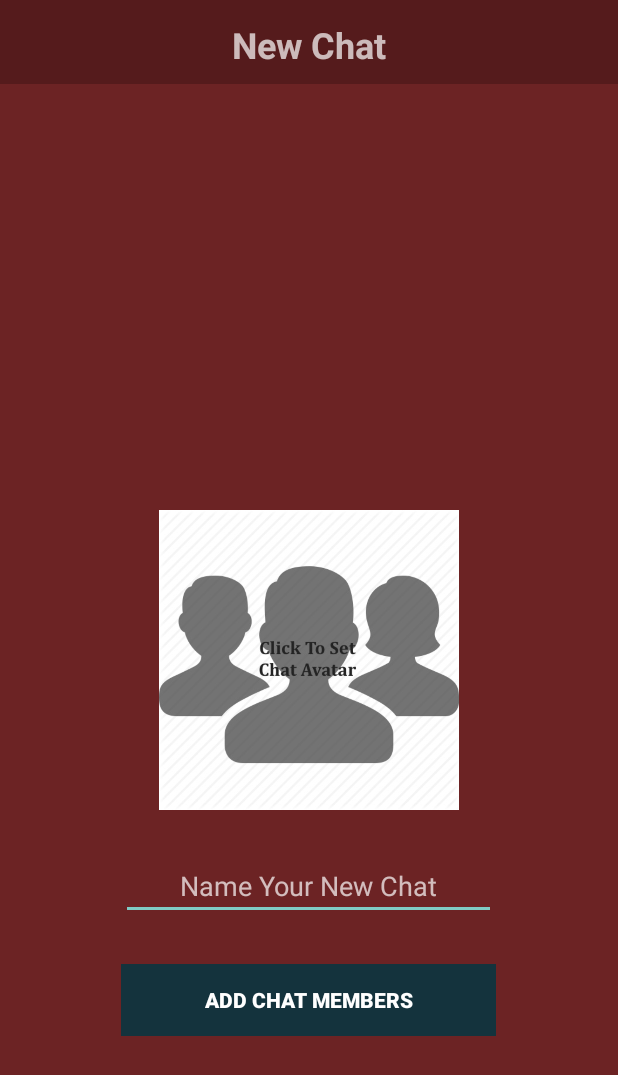
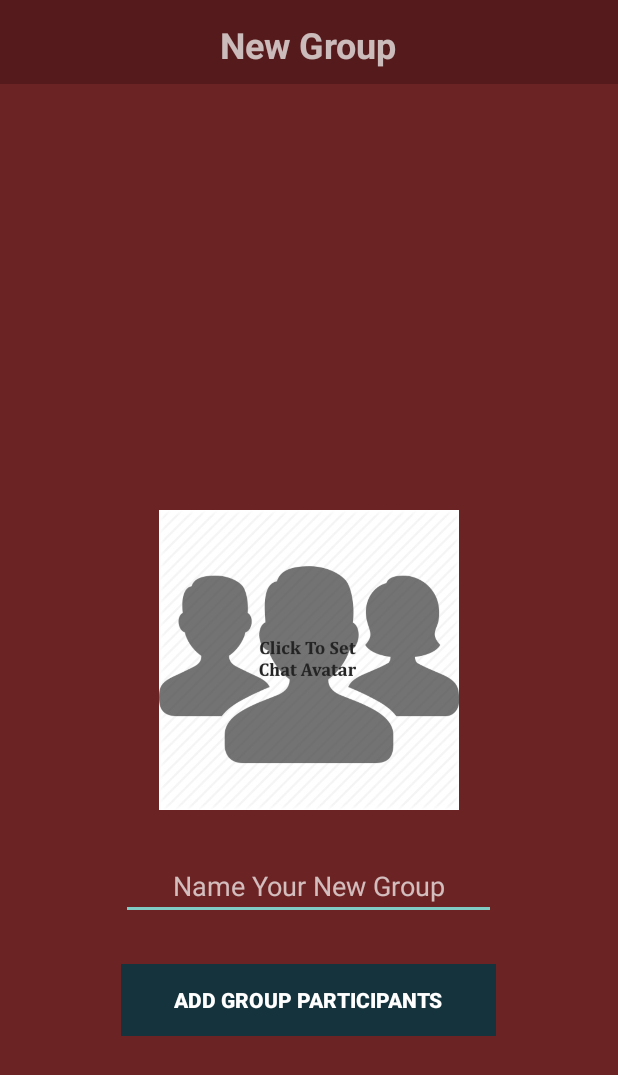
Before and after one commit to google/codeu_project_2017, an Android app: the layout activity_create_group.xml on its own in the app's theme, with its tools: preview values and no code run, on a phone screen of 412 x 824 dp. Shown: the top 1075 px of the screen. Run offline under Robolectric (Android 15) with nearby library versions, the phone set to English and light mode, and no system bars.

Commit message:
Fix id names and implement strings

```diff
--- a/android/app/src/main/res/layout/activity_add_participants.xml
+++ b/android/app/src/main/res/layout/activity_add_participants.xml
@@ -16,13 +16,13 @@
         android:minHeight="?attr/actionBarSize"
         android:theme="?attr/actionBarTheme" />
     <TextView
-        android:id="@+id/tvCreateChatTitle"
+        android:id="@+id/tvAddParticipantsTitle"
         android:layout_width="wrap_content"
         android:layout_height="wrap_content"
         android:layout_alignParentTop="true"
         android:layout_centerHorizontal="true"
         android:layout_marginTop="13dp"
-        android:text="Add Participants"
+        android:text="@string/title_activity_add_participants"
         android:textAlignment="center"
         android:textSize="24sp"
         android:textStyle="bold" />
--- a/android/app/src/main/res/layout/activity_create_group.xml
+++ b/android/app/src/main/res/layout/activity_create_group.xml
@@ -17,13 +17,13 @@
         android:theme="?attr/actionBarTheme" />
 
     <TextView
-        android:id="@+id/tvCreateChatTitle"
+        android:id="@+id/tvCreateGroupTitle"
         android:layout_width="wrap_content"
         android:layout_height="wrap_content"
         android:layout_alignParentTop="true"
         android:layout_centerHorizontal="true"
         android:layout_marginTop="13dp"
-        android:text="New Chat"
+        android:text="@string/title_activity_new_group"
         android:textAlignment="center"
         android:textSize="24sp"
         android:textStyle="bold" />
@@ -36,7 +36,7 @@
         android:layout_marginBottom="133dp"
         android:enabled="false"
         android:background="@color/ChatMe_Blue"
-        android:text="Add Chat Members"
+        android:text="@string/btn_add_group_participants"
         android:textColor="@android:color/background_light"
         android:textStyle="bold"
         android:layout_alignParentBottom="true"
@@ -51,7 +51,7 @@
         android:layout_alignStart="@+id/btnAddParticipants"
         android:layout_marginBottom="29dp"
         android:ems="10"
-        android:hint="Name Your New Chat"
+        android:hint="@string/et_name_your_new_group"
         android:inputType="textPersonName"
         android:textAlignment="center" />
 
--- a/android/app/src/main/res/layout/fragment_chats.xml
+++ b/android/app/src/main/res/layout/fragment_chats.xml
@@ -17,13 +17,13 @@
         android:theme="?attr/actionBarTheme" />
 
     <TextView
-        android:id="@+id/tvChatsTitle"
+        android:id="@+id/tvConversationsTitle"
         android:layout_width="wrap_content"
         android:layout_height="wrap_content"
         android:layout_alignParentTop="true"
         android:layout_centerHorizontal="true"
         android:layout_marginTop="13dp"
-        android:text="ChatMe"
+        android:text="@string/title_chats"
         android:textSize="24sp"
         android:textStyle="bold" />
 
@@ -43,7 +43,7 @@
         android:layout_marginEnd="12dp"
         android:background="@color/cardview_shadow_end_color"
         app:srcCompat="@android:drawable/ic_menu_search"
-        android:layout_alignTop="@+id/tvChatsTitle"
+        android:layout_alignTop="@+id/tvConversationsTitle"
         android:layout_toStartOf="@+id/btnCreateChat" />
 
     <ImageButton
--- a/android/app/src/main/res/layout/fragment_users.xml
+++ b/android/app/src/main/res/layout/fragment_users.xml
@@ -15,13 +15,13 @@
         android:theme="?attr/actionBarTheme" />
 
     <TextView
-        android:id="@+id/tvProfileTitle"
+        android:id="@+id/tvUsersTitle"
         android:layout_width="wrap_content"
         android:layout_height="wrap_content"
         android:layout_alignBottom="@+id/tbUsersFragment"
         android:layout_centerHorizontal="true"
         android:layout_marginBottom="11dp"
-        android:text="Users"
+        android:text="@string/title_users"
         android:textAlignment="center"
         android:textSize="24sp"
         android:textStyle="bold" />
--- a/android/app/src/main/res/values/strings.xml
+++ b/android/app/src/main/res/values/strings.xml
@@ -6,15 +6,17 @@
     <string name="progress_sign_up">Creating your recipe...</string>
     <string name="saving_changes">Saving your changes...</string>
 
+    <string name="title_activity_create_chat">CreateChatActivity</string>
+    <string name="title_activity_add_users">AddUsersActivity</string>
+    <string name="title_activity_search">SearchActivity</string>
+    <string name="title_activity_new_group">New Group</string>
+    <string name="title_activity_add_participants">Add Participants</string>
     <string name="title_activity_users">UsersActivity</string>
     <string name="title_chats">Chats</string>
     <string name="title_profile">Profile</string>
     <string name="title_users">Users</string>
 
     <!-- TODO: Remove or change this placeholder text -->
-    <string name="title_activity_create_chat">CreateChatActivity</string>
-    <string name="title_activity_add_users">AddUsersActivity</string>
-    <string name="title_activity_search">SearchActivity</string>
     <string name="err_et_email">Invalid email</string>
     <string name="err_et_password">Enter password</string>
     <string name="err_et_username">Invalid Username</string>
@@ -25,4 +27,11 @@
     <string name="toast_upload_pic_success">Picture successfully uploaded</string>
     <string name="progress_update_name">Updating full name</string>
     <string name="progress_update_pwd">Updating password</string>
+    <string name="btn_add_group_participants">Add Group Participants</string>
+    <string name="et_name_your_new_group">Name Your New Group</string>
+    <string name="et_full_name">Full Name</string>
+    <string name="et_username">Username</string>
+    <string name="et_change_password">Change Password</string>
+    <string name="btn_save_changes">Save Changes</string>
+    <string name="btn_log_out">Log Out</string>
 </resources>
```
Also changed, not shown: android/app/src/main/res/layout/fragment_profile.xml (+9 -9 lines).
